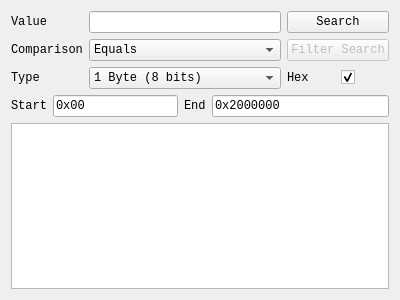
Old version of the form pcsx2-qt/Debugger/MemorySearchWidget.ui in the repository PCSX2/pcsx2.
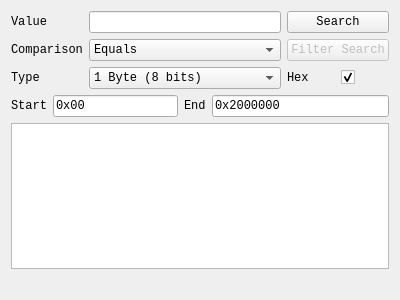
New version of the form.

Commit message: Debugger: Memory search expansions + results count

```diff
--- a/pcsx2-qt/Debugger/MemorySearchWidget.ui
+++ b/pcsx2-qt/Debugger/MemorySearchWidget.ui
@@ -194,6 +194,16 @@
    <item>
     <widget class="QListWidget" name="listSearchResults"/>
    </item>
+   <item>
+    <widget class="QLabel" name="resultsCountLabel">
+     <property name="visible">
+      <bool>false</bool>
+     </property>
+     <property name="text">
+      <string/>
+     </property>
+    </widget>
+   </item>
   </layout>
  </widget>
  <resources/>
```
Left out of the diff: 10 changed lines with no effect on the pictures. The commit also changes 6 other files.
